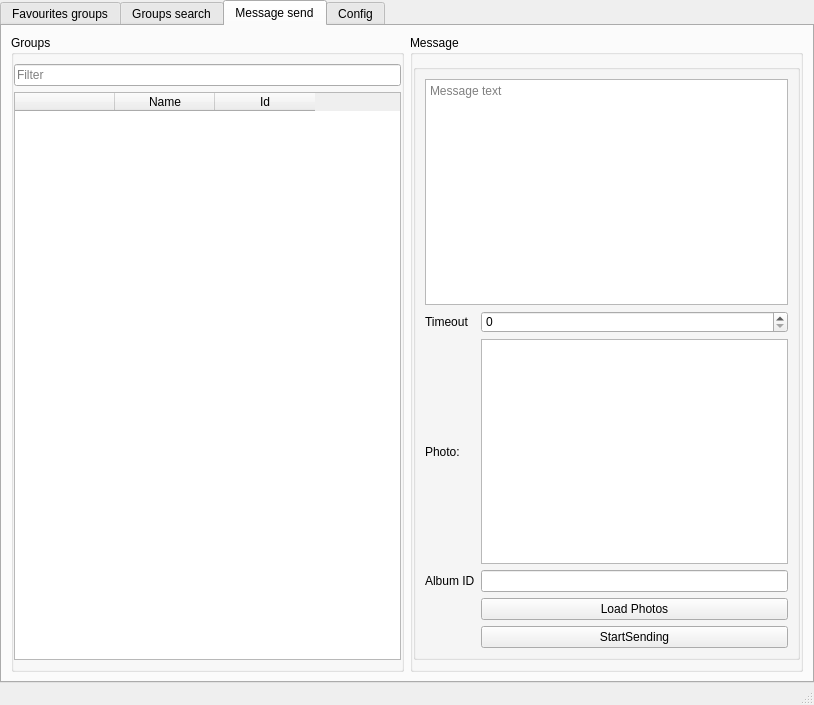
Before: the Qt Designer form uis/onewindow.ui in ozeron/messenger, drawn with Qt 5.
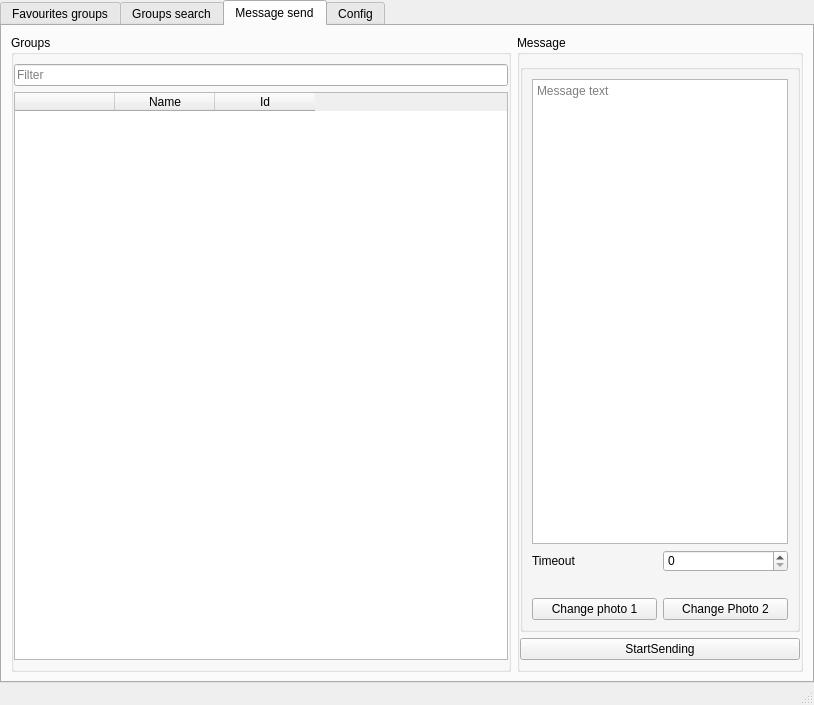
After: the same form once the commit is applied. The open tabs and pages were chosen to show the change. Icons and pictures are not drawn.

Commit message: Added photo selection

Patch:
```diff
--- a/uis/onewindow.ui
+++ b/uis/onewindow.ui
@@ -351,36 +351,6 @@
                 <string/>
                </property>
                <layout class="QGridLayout" name="gridLayout">
-                <item row="4" column="1">
-                 <widget class="QLineEdit" name="editAlbumID"/>
-                </item>
-                <item row="4" column="0">
-                 <widget class="QLabel" name="lblAlbum">
-                  <property name="text">
-                   <string>Album ID</string>
-                  </property>
-                 </widget>
-                </item>
-                <item row="5" column="1">
-                 <widget class="QPushButton" name="btnLoadPhotos">
-                  <property name="text">
-                   <string>Load Photos</string>
-                  </property>
-                 </widget>
-                </item>
-                <item row="3" column="0">
-                 <widget class="QLabel" name="lblPhoto">
-                  <property name="text">
-                   <string>Photo:</string>
-                  </property>
-                 </widget>
-                </item>
-                <item row="3" column="1">
-                 <widget class="QListWidget" name="lstPhotos"/>
-                </item>
-                <item row="1" column="1">
-                 <widget class="QSpinBox" name="msTimeoutEdit"/>
-                </item>
                 <item row="0" column="0" colspan="2">
                  <widget class="QPlainTextEdit" name="msMessageEdit">
                   <property name="placeholderText">
@@ -395,16 +365,51 @@
                   </property>
                  </widget>
                 </item>
-                <item row="6" column="1">
-                 <widget class="QPushButton" name="btnSend">
+                <item row="1" column="1">
+                 <widget class="QSpinBox" name="msTimeoutEdit"/>
+                </item>
+                <item row="2" column="0" colspan="2">
+                 <layout class="QHBoxLayout" name="horizontalLayout_4">
+                  <item>
+                   <widget class="QLabel" name="photo1">
+                    <property name="text">
+                     <string/>
+                    </property>
+                   </widget>
+                  </item>
+                  <item>
+                   <widget class="QLabel" name="photo2">
+                    <property name="text">
+                     <string/>
+                    </property>
+                   </widget>
+                  </item>
+                 </layout>
+                </item>
+                <item row="3" column="0">
+                 <widget class="QPushButton" name="btnChangePhoto1">
                   <property name="text">
-                   <string>StartSending</string>
+                   <string>Change photo 1</string>
+                  </property>
+                 </widget>
+                </item>
+                <item row="3" column="1">
+                 <widget class="QPushButton" name="btnChangePhoto2">
+                  <property name="text">
+                   <string>Change Photo 2</string>
                   </property>
                  </widget>
                 </item>
                </layout>
               </widget>
              </item>
+             <item>
+              <widget class="QPushButton" name="btnSend">
+               <property name="text">
+                <string>StartSending</string>
+               </property>
+              </widget>
+             </item>
             </layout>
            </widget>
           </item>
```
Left out of the diff: 2 changed lines with no effect on the pictures. The commit also changes 11 other files.
